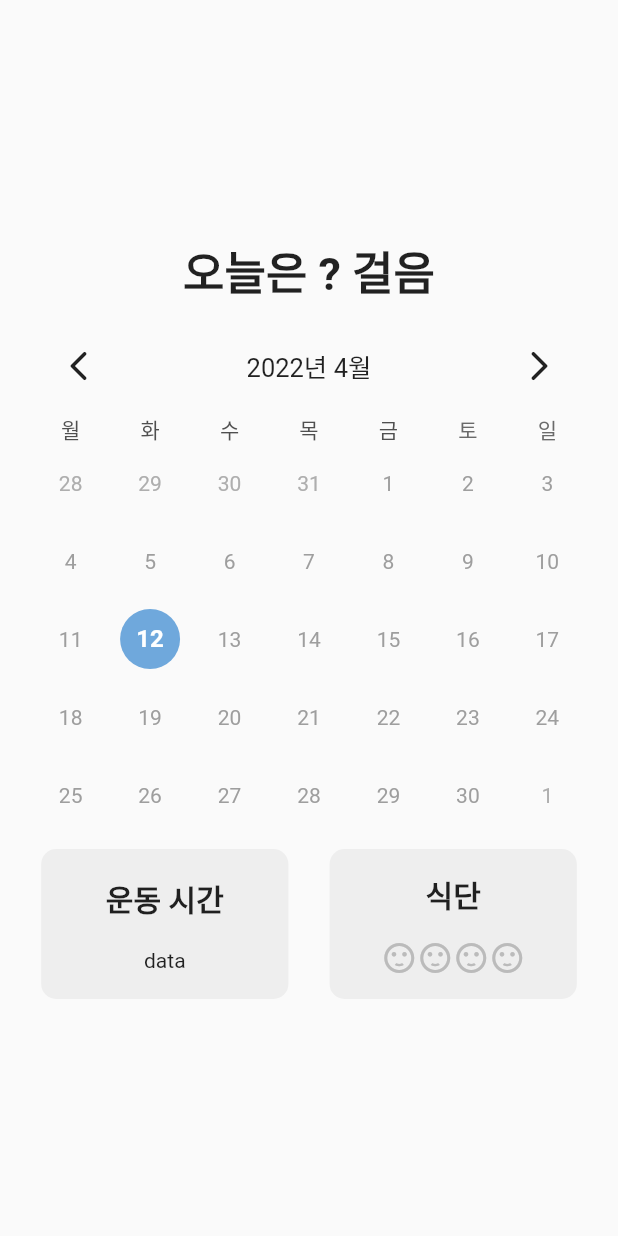
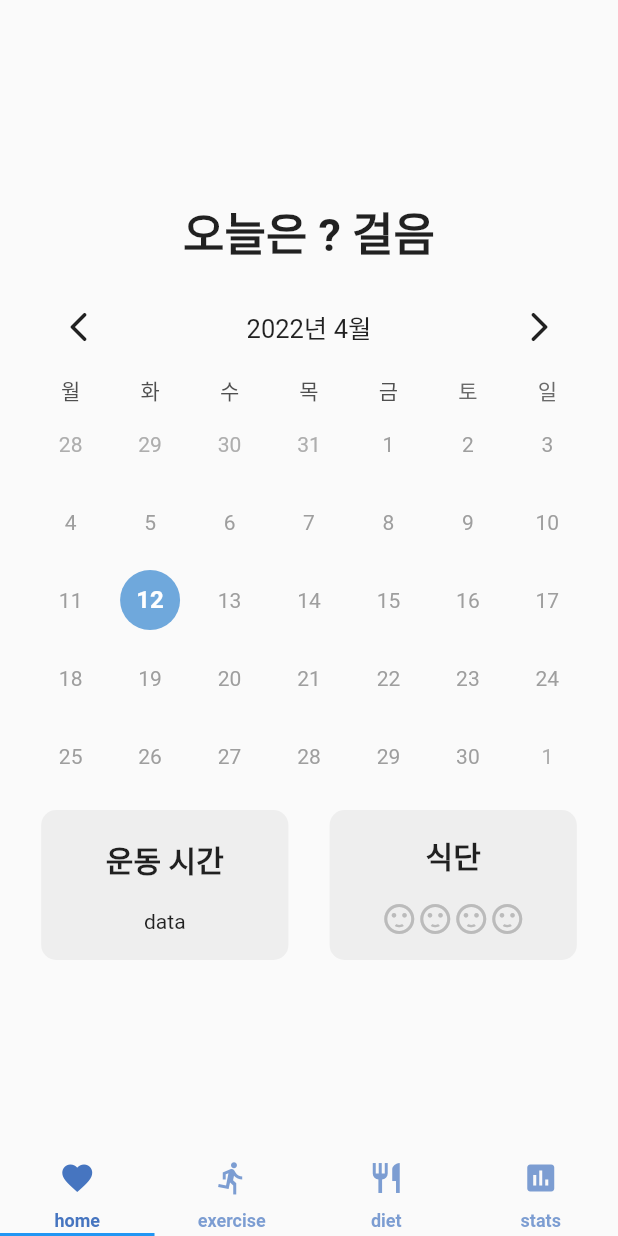
Before and after one commit to kookmin-sw/capstone-2022-48, a Flutter app: the screen it shows after launch, on a phone screen of 412 x 824 dp. Run offline on Flutter 3.47's test engine with Material 2 defaults, Android fonts, the phone set to English and light mode, and no system bars; drawn by our look-alikes of table_calendar; our stand-ins replace pedometer, stop_watch_timer; Roboto replaces fonts that are missing (Pretendard); project files that could hold a hidden picture were left out.

```diff
--- a/lib/main.dart
+++ b/lib/main.dart
@@ -1,8 +1,12 @@
+import 'package:flutter/material.dart';
+import 'package:provider/provider.dart';
+
 import 'package:capstone_2022_48/pages/HomeCalendar.dart';
 import 'package:capstone_2022_48/pages/Exercise.dart';
-import 'package:flutter/material.dart';
+import 'package:capstone_2022_48/pages/Diet.dart';
+import 'package:capstone_2022_48/pages/Stats.dart';
+
 // import 'package:flutter_event_calendar/flutter_event_calendar.dart';
-import 'package:provider/provider.dart';
 import 'package:intl/date_symbol_data_local.dart';
 
 void main() {
@@ -18,9 +22,55 @@ class MyApp extends StatelessWidget {
   Widget build(BuildContext context) {
     initializeDateFormatting();
     return MaterialApp(
-      title: 'test',
-      home: HomeCalendar(),
-      // home: StopWatch(),
+      home: DefaultTabController(
+        // debugShowCheckedModeBanner: false,
+        // title: 'test',
+        // home: HomeCalendar(),
+        // home: StopWatch(),
+        // home: Diet(),
+        // home: Stats(),
+        // initialIndex: 1,
+        length: 4,
+        child: Scaffold(
+          // body: HomeCalendar(),
+          body: TabBarView(
+            children: [
+              HomeCalendar(),
+              StopWatch(),
+              Diet(),
+              Stats(),
+            ],
+          ),
+          bottomNavigationBar: TabBar(
+            labelStyle: TextStyle(
+                fontFamily: 'Pretendard',
+                fontWeight: FontWeight.bold,
+                fontSize: 12),
+            tabs: <Widget>[
+              Tab(
+                height: 50,
+                icon: Icon(Icons.favorite),
+                text: 'home',
+              ),
+              Tab(
+                  height: 50,
+                  icon: Icon(Icons.directions_run),
+                  text: 'exercise'),
+              Tab(
+                height: 50,
+                icon: Icon(Icons.restaurant),
+                text: 'diet',
+              ),
+              Tab(
+                height: 50,
+                icon: Icon(Icons.assessment),
+                text: 'stats',
+              ),
+            ],
+            labelColor: Color(0xff4675C0),
+          ),
+        ),
+      ),
     );
   }
 }
--- /dev/null
+++ b/lib/pages/Diet.dart
@@ -0,0 +1,27 @@
+import 'package:flutter/material.dart';
+
+class Diet extends StatefulWidget {
+  const Diet({Key? key}) : super(key: key);
+
+  @override
+  State<Diet> createState() => _DietState();
+}
+
+class _DietState extends State<Diet> {
+  @override
+  Widget build(BuildContext context) {
+    return Scaffold(
+      backgroundColor: Color(0xffeeeeee),
+      body: Center(
+        child: Text(
+          '식단 기록 페이지',
+          style: TextStyle(
+            fontFamily: 'Pretendard',
+            fontWeight: FontWeight.bold,
+            fontSize: 24,
+          ),
+        ),
+      ),
+    );
+  }
+}
--- a/lib/pages/HomeCalendar.dart
+++ b/lib/pages/HomeCalendar.dart
@@ -1,6 +1,5 @@
 import 'dart:ui';
 import 'package:flutter/material.dart';
-import 'package:flutter/cupertino.dart';
 import 'package:table_calendar/table_calendar.dart';
 import 'package:pedometer/pedometer.dart';
 import 'dart:async';
--- /dev/null
+++ b/lib/pages/Stats.dart
@@ -0,0 +1,27 @@
+import 'package:flutter/material.dart';
+
+class Stats extends StatefulWidget {
+  const Stats({Key? key}) : super(key: key);
+
+  @override
+  State<Stats> createState() => _StatsState();
+}
+
+class _StatsState extends State<Stats> {
+  @override
+  Widget build(BuildContext context) {
+    return Scaffold(
+      backgroundColor: Color(0xffeeeeee),
+      body: Center(
+        child: Text(
+          '통계 페이지',
+          style: TextStyle(
+            fontFamily: 'Pretendard',
+            fontWeight: FontWeight.bold,
+            fontSize: 24,
+          ),
+        ),
+      ),
+    );
+  }
+}
```
